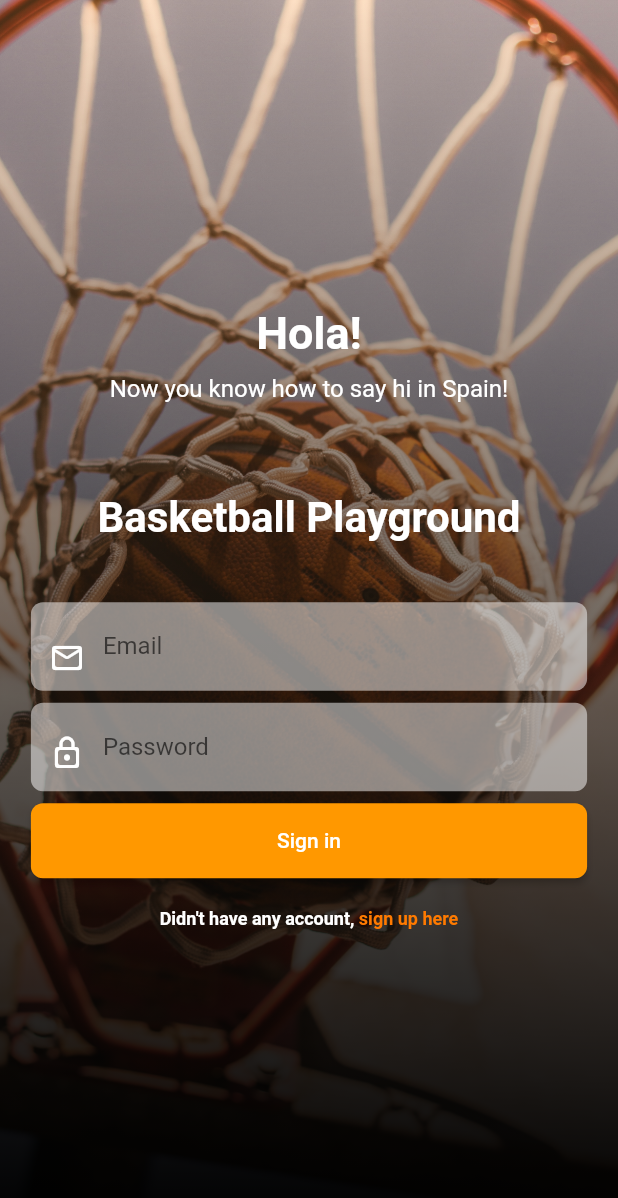
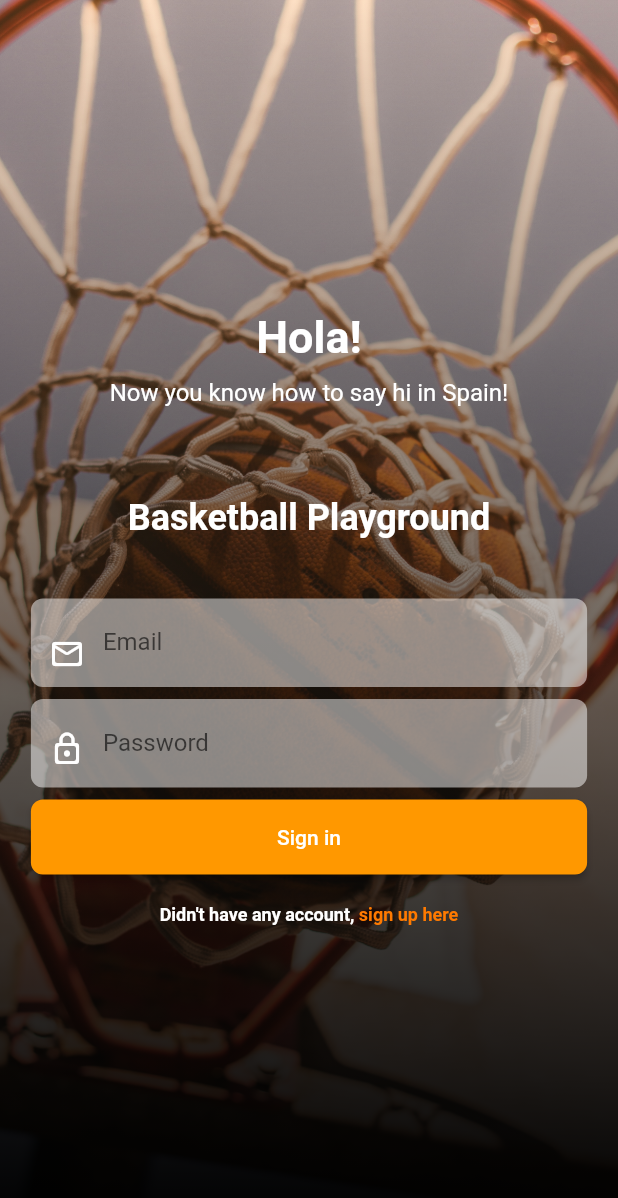
Before and after one commit to truongquangtan/booking_mobile_app, a Flutter app: the screen it shows after launch, on a phone screen of 412 x 824 dp. Shown: the top 1198 px of the screen. Run offline on Flutter 3.47's test engine with Material 2 defaults, Android fonts, the phone set to English and light mode, and no system bars; our stand-ins replace bloc, equatable, flutter_bloc, flutter_datetime_picker, flutter_rating_bar, flutter_secure_storage and 3 more; missing offline and left inert: dart_jsonwebtoken, flutter_bcrypt.

Commit message:
resize text

```diff
--- a/lib/widgets/pages/login.dart
+++ b/lib/widgets/pages/login.dart
@@ -107,6 +107,7 @@ class LoginScreen extends StatelessWidget {
               ),
               Container(
                 margin: EdgeInsets.only(top: 60, bottom: 40),
+                child: Center(
                   child: Text.rich(
                     TextSpan(
                       children: <TextSpan>[
@@ -114,9 +115,10 @@ class LoginScreen extends StatelessWidget {
                             text: 'Basketball Playground',
                             style: TextStyle(
                                 fontWeight: FontWeight.bold,
-                              fontSize: 28,
+                                fontSize: 24,
                                 color: Colors.white)),
                       ],
+                    ),
                   ),
                 ),
               ),
--- a/lib/widgets/pages/signup.dart
+++ b/lib/widgets/pages/signup.dart
@@ -72,7 +72,7 @@ class SignupScreen extends StatelessWidget {
                               text: 'Basketball Playground',
                               style: TextStyle(
                                   fontWeight: FontWeight.bold,
-                                  fontSize: 28,
+                                  fontSize: 24,
                                   color: Colors.white)),
                         ],
                       ),
```
Lines whose indentation alone changed are shown as unchanged.
